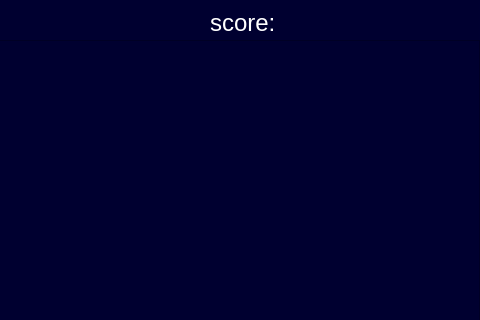
Qt form interface.ui (Szymon579/Pac-Xon) before a commit; both pictures show x 420 to 900 and y 0 to 320 of the 900 by 640 pixel window.
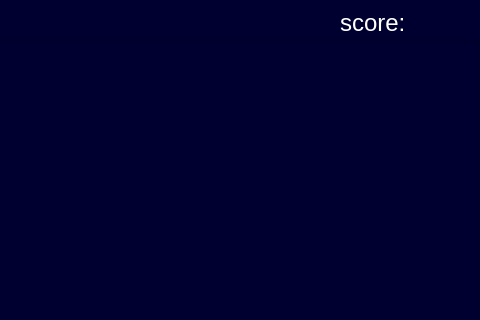
The same form after that commit. The open tabs and pages were chosen to show the change. Icons and pictures are not drawn.

```diff
--- a/interface.ui
+++ b/interface.ui
@@ -144,7 +144,7 @@
     <widget class="QLabel" name="scoreLabel">
      <property name="geometry">
       <rect>
-       <x>630</x>
+       <x>760</x>
        <y>10</y>
        <width>120</width>
        <height>25</height>
```
